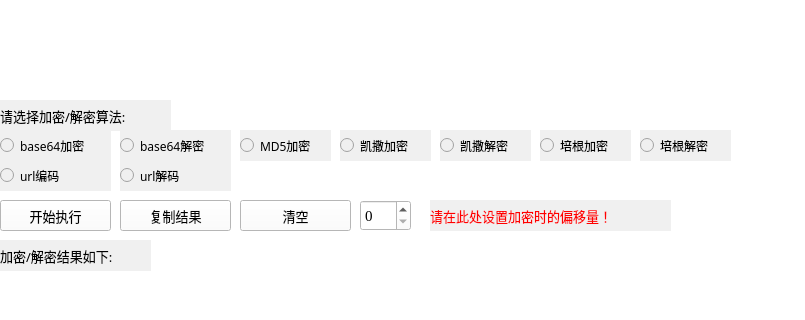
Qt form cryptotool.ui (2aurora2/CryptoTool) before a commit; both pictures show x 0 to 805 and y 100 to 420 of the 805 by 570 pixel window.
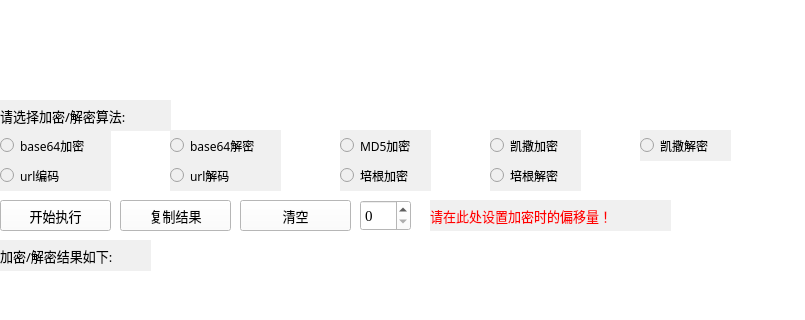
The same form after that commit.

Diff of the .ui file:
```diff
--- a/cryptotool.ui
+++ b/cryptotool.ui
@@ -104,7 +104,7 @@
   <widget class="QRadioButton" name="BASEDECODE">
    <property name="geometry">
     <rect>
-     <x>120</x>
+     <x>170</x>
      <y>230</y>
      <width>111</width>
      <height>31</height>
@@ -169,7 +169,7 @@
   <widget class="QRadioButton" name="MD5ENCODE">
    <property name="geometry">
     <rect>
-     <x>240</x>
+     <x>340</x>
      <y>230</y>
      <width>91</width>
      <height>31</height>
@@ -213,7 +213,7 @@
   <widget class="QRadioButton" name="KAISAENCODE">
    <property name="geometry">
     <rect>
-     <x>340</x>
+     <x>490</x>
      <y>230</y>
      <width>91</width>
      <height>31</height>
@@ -235,7 +235,7 @@
   <widget class="QRadioButton" name="KAISADECODE">
    <property name="geometry">
     <rect>
-     <x>440</x>
+     <x>640</x>
      <y>230</y>
      <width>91</width>
      <height>31</height>
@@ -315,8 +315,8 @@
   <widget class="QRadioButton" name="BACONENCODE">
    <property name="geometry">
     <rect>
-     <x>540</x>
-     <y>230</y>
+     <x>340</x>
+     <y>260</y>
      <width>91</width>
      <height>31</height>
     </rect>
@@ -337,8 +337,8 @@
   <widget class="QRadioButton" name="BACONDECODE">
    <property name="geometry">
     <rect>
-     <x>640</x>
-     <y>230</y>
+     <x>490</x>
+     <y>260</y>
      <width>91</width>
      <height>31</height>
     </rect>
@@ -381,7 +381,7 @@
   <widget class="QRadioButton" name="URLDECODE">
    <property name="geometry">
     <rect>
-     <x>120</x>
+     <x>170</x>
      <y>260</y>
      <width>111</width>
      <height>31</height>
```
